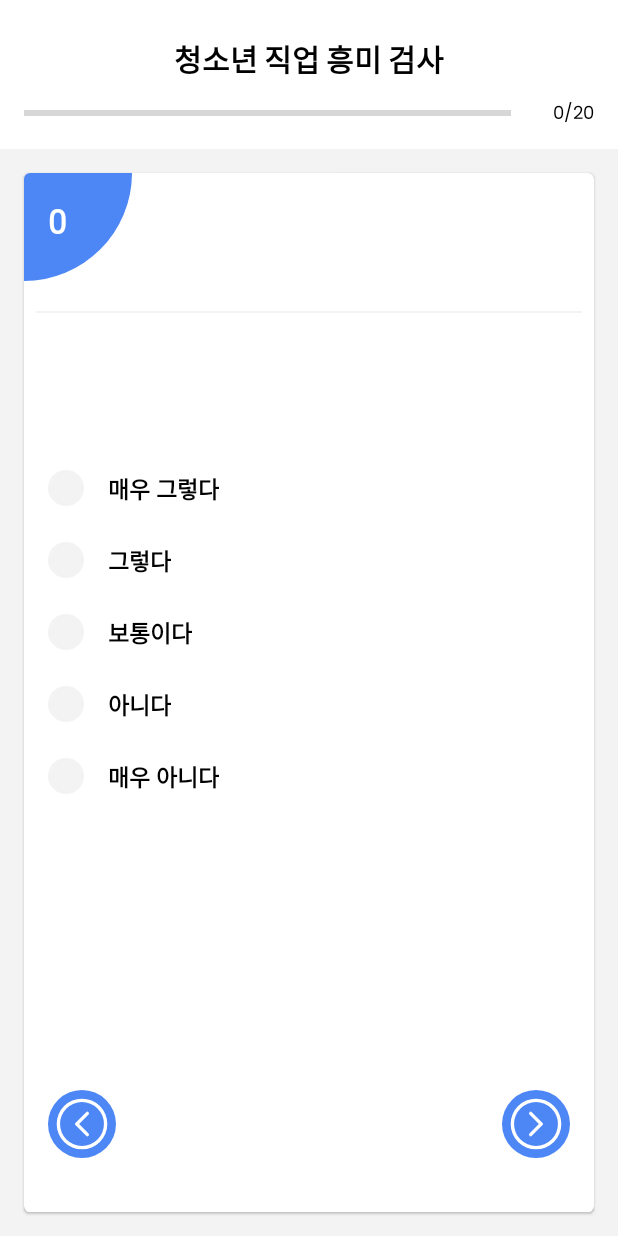
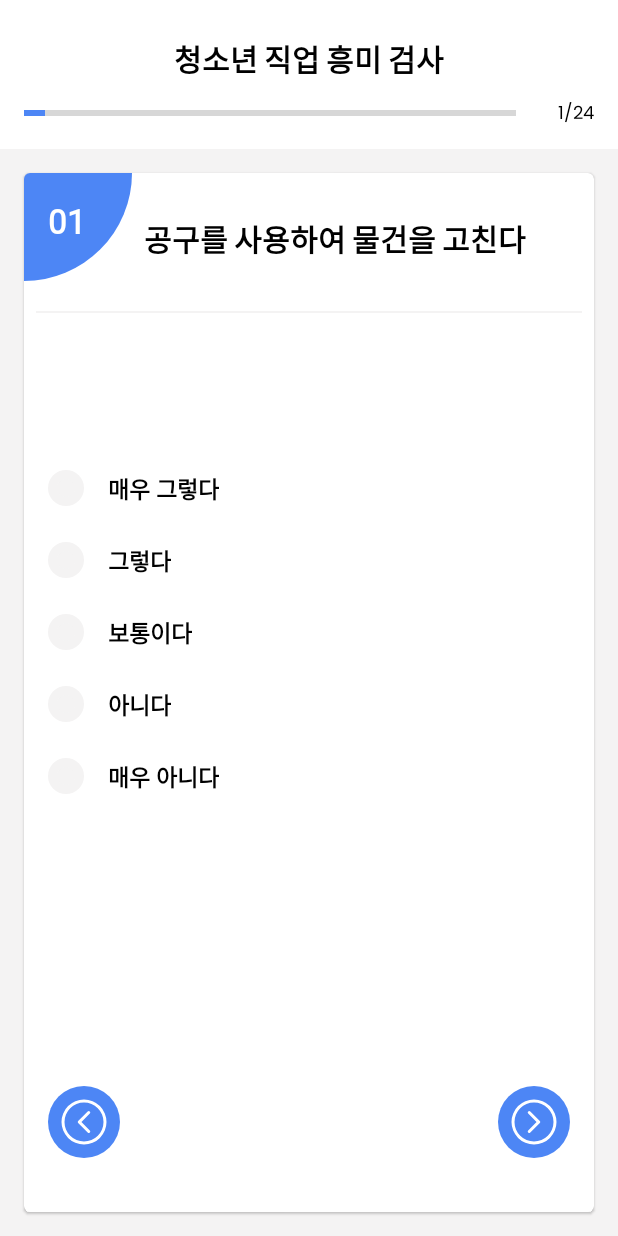
Before and after one commit to kimchuu/Deogeob-ilchi, an Android app: the ExamActivity screen opened directly, with no data from a screen before it, after a tap on "검사 시작하기", on a phone screen of 412 x 824 dp. Run offline under Robolectric (Android 15) with nearby library versions, the phone set to English and light mode, and no system bars; our stand-ins replace RxJava, data binding.

```diff
--- a/app/src/main/java/com/example/deogeobilchi/di/ViewModelModule.kt
+++ b/app/src/main/java/com/example/deogeobilchi/di/ViewModelModule.kt
@@ -1,6 +1,11 @@
 package com.example.deogeobilchi.di
 
+import org.koin.androidx.viewmodel.dsl.viewModel
+import com.example.deogeobilchi.ui.exam.ExamViewModel
 import org.koin.dsl.module
 
 val viewModelModule = module {
+    viewModel {
+        ExamViewModel()
+    }
 }
--- a/app/src/main/java/com/example/deogeobilchi/ui/exam/ExamActivity.kt
+++ b/app/src/main/java/com/example/deogeobilchi/ui/exam/ExamActivity.kt
@@ -1,14 +1,17 @@
 package com.example.deogeobilchi.ui.exam
 
 import android.os.Bundle
+import androidx.lifecycle.Observer
 import com.example.deogeobilchi.R
 import com.example.deogeobilchi.base.BaseActivity
 import com.example.deogeobilchi.databinding.ActivityExamBinding
+import org.koin.androidx.viewmodel.ext.android.viewModel
 
 class ExamActivity : BaseActivity() {
     private val TAG = "TAGexam"
     private val binding by binding<ActivityExamBinding>(R.layout.activity_exam)
     private lateinit var mFragment: ExamFragment
+    private val viewModel: ExamViewModel by viewModel()
 
     override fun onCreate(savedInstanceState: Bundle?) {
         super.onCreate(savedInstanceState)
@@ -19,11 +22,23 @@ class ExamActivity : BaseActivity() {
             btnExamStart.setOnClickListener {
                 isStart = true
 
-                mFragment = ExamFragment()
+                mFragment = ExamFragment(viewModel)
                 supportFragmentManager.beginTransaction()
                     .replace(R.id.exam_frame, mFragment)
                     .commit()
             }
         }
+
+        observeNumber()
+    }
+
+    private fun observeNumber() {
+        viewModel.number.observe(
+            this,
+            Observer {
+                binding.count = it
+                binding.progressBar.progress = it
+            }
+        )
     }
 }
--- a/app/src/main/java/com/example/deogeobilchi/ui/exam/ExamFragment.kt
+++ b/app/src/main/java/com/example/deogeobilchi/ui/exam/ExamFragment.kt
@@ -5,11 +5,15 @@ import android.view.LayoutInflater
 import android.view.View
 import android.view.ViewGroup
 import androidx.fragment.app.Fragment
+import androidx.lifecycle.Observer
 import com.example.deogeobilchi.databinding.FragmentExamBinding
+import org.koin.androidx.viewmodel.ext.android.viewModel
+import java.util.*
 
-class ExamFragment : Fragment() {
+class ExamFragment(viewModel: ExamViewModel) : Fragment() {
     private var _binding: FragmentExamBinding ? = null
     private val binding get() = _binding!!
+    private val viewModel: ExamViewModel = viewModel
 
     override fun onCreateView(
         inflater: LayoutInflater,
@@ -19,4 +23,39 @@ class ExamFragment : Fragment() {
         _binding = FragmentExamBinding.inflate(inflater, container, false)
         return binding.root
     }
+
+    override fun onViewCreated(view: View, savedInstanceState: Bundle?) {
+        super.onViewCreated(view, savedInstanceState)
+
+        observeQuestion()
+        observeNumber()
+
+        binding.apply {
+            backBtn.setOnClickListener {
+                viewModel.prevQuestion()
+            }
+
+            nextBtn.setOnClickListener {
+                viewModel.nextQuestion()
+            }
+        }
+    }
+
+    private fun observeQuestion() {
+        viewModel.question.observe(
+            viewLifecycleOwner,
+            Observer {
+                binding.question = it
+            }
+        )
+    }
+
+    private fun observeNumber() {
+        viewModel.number.observe(
+            viewLifecycleOwner,
+            Observer {
+                binding.number = String.format("%02d", it)
+            }
+        )
+    }
 }
--- /dev/null
+++ b/app/src/main/java/com/example/deogeobilchi/ui/exam/ExamViewModel.kt
@@ -0,0 +1,80 @@
+package com.example.deogeobilchi.ui.exam
+
+import android.util.Log
+import androidx.lifecycle.MutableLiveData
+import com.example.deogeobilchi.base.BaseViewModel
+
+class ExamViewModel : BaseViewModel() {
+    private val TAG = "TAGexam"
+    var number = MutableLiveData(1)
+    var question = MutableLiveData("")
+    var questionList = mutableListOf<String>()
+    var questionR = mutableListOf<String>() // 현실형
+    var questionI = mutableListOf<String>() // 탐구형
+    var questionA = mutableListOf<String>() // 예술형
+    var questionS = mutableListOf<String>() // 사회형
+    var questionE = mutableListOf<String>() // 진취형
+    var questionC = mutableListOf<String>() // 관습형
+
+    init {
+        setQuestion()
+        makeQuestionList()
+        question.value = questionList[number.value!! - 1]
+        Log.d(TAG, "question : ${question.value}")
+    }
+
+    fun nextQuestion() {
+        number.value = number.value?.plus(1)
+        question.value = questionList[number.value!! - 1]
+    }
+
+    fun prevQuestion() {
+        if (number.value!! >= 2) {
+            number.value = number.value?.minus(1)
+            question.value = questionList[number.value!! - 1]
+        }
+    }
+
+    private fun makeQuestionList() {
+        for (i in 0..3) {
+            questionList.add(questionR[i])
+            questionList.add(questionI[i])
+            questionList.add(questionA[i])
+            questionList.add(questionS[i])
+            questionList.add(questionE[i])
+            questionList.add(questionC[i])
+        }
+    }
+
+    private fun setQuestion() {
+        questionR.add("공구를 사용하여 물건을 고친다")
+        questionR.add("화초나 식물을 재배한다")
+        questionR.add("기계 장치를 조작한다")
+        questionR.add("범죄자를 추척한다")
+
+        questionI.add("실업률 증가 원인에 대해 연구한다")
+        questionI.add("물체의 운동법칙을 설명한다")
+        questionI.add("경제성장요인의 관계를 분석한다")
+        questionI.add("수학의 원리를 탐구한다")
+
+        questionA.add("창작활동을 한다")
+        questionA.add("감정을 글로 표현한다")
+        questionA.add("시를 감상한다")
+        questionA.add("무대에서 공연을 한다")
+
+        questionS.add("사회적으로 소외된 사람들을 도와준다")
+        questionS.add("성인이나 아동을 교육 시킨다")
+        questionS.add("아픈 사람을 정성껏 간호한다")
+        questionS.add("사람의 기분을 잘 맞춘다")
+
+        questionE.add("학교, 학급 및 클럽 등의 대표가 된다")
+        questionE.add("학급을 대표하여 학생들의 의견을 잘 전달한다")
+        questionE.add("소품이나 운동회 때 친구들을 잘 통솔 한다")
+        questionE.add("사람들을 설득해서 물건을 사도록한다")
+
+        questionC.add("용돈이 들어오고 나가는 것을 꼼꼼히 기록한다")
+        questionC.add("물건의 가격과 영수증 금액을 일일이 대조한다")
+        questionC.add("서류를 분류하고 정리한다")
+        questionC.add("학급비 지출내용을 잘 정리한다")
+    }
+}
--- a/app/src/main/res/layout/activity_exam.xml
+++ b/app/src/main/res/layout/activity_exam.xml
@@ -53,6 +53,7 @@
                 android:visibility="@{isStart ? View.VISIBLE : View. GONE}"
                 >
                 <ProgressBar
+                    android:id="@+id/progress_bar"
                     android:layout_width="0dp"
                     android:layout_height="wrap_content"
                     style="@style/Widget.AppCompat.ProgressBar.Horizontal"
@@ -61,6 +62,7 @@
                     app:layout_constraintBottom_toBottomOf="@id/progress_text"
                     app:layout_constraintEnd_toStartOf="@id/progress_text"
                     android:layout_marginRight="28dp"
+                    android:max="24"
                     />
                 <LinearLayout
                     android:id="@+id/progress_text"
@@ -81,7 +83,7 @@
                         android:layout_width="wrap_content"
                         android:layout_height="wrap_content"
                         style="@style/Poppins.TextStyle"
-                        android:text="/20"
+                        android:text="/24"
                         />
                 </LinearLayout>
             </androidx.constraintlayout.widget.ConstraintLayout>
--- a/app/src/main/res/layout/fragment_exam.xml
+++ b/app/src/main/res/layout/fragment_exam.xml
@@ -5,10 +5,11 @@
     <data>
         <variable
             name="number"
-            type="int" />
+            type="String" />
         <variable
             name="question"
             type="String" />
+
     </data>
 
     <com.google.android.material.card.MaterialCardView
@@ -30,6 +31,7 @@
                 app:layout_constraintTop_toTopOf="parent"
                 >
                 <ImageView
+                    android:id="@+id/iv_number"
                     android:layout_width="72dp"
                     android:layout_height="72dp"
                     android:src="@drawable/ic_square_circle"
@@ -53,18 +55,21 @@
                     />
                 <TextView
                     android:id="@+id/tv_question_title"
-                    android:layout_width="wrap_content"
+                    android:layout_width="0dp"
                     android:layout_height="wrap_content"
                     android:text="@{question}"
                     style="@style/Poppins.TitleStyle"
-                    app:layout_constraintStart_toEndOf="@id/tv_question_number"
+                    app:layout_constraintStart_toEndOf="@id/iv_number"
                     app:layout_constraintEnd_toEndOf="parent"
                     app:layout_constraintTop_toTopOf="parent"
                     app:layout_constraintBottom_toBottomOf="parent"
+                    app:layout_constraintVertical_bias="0.7"
+                    android:layout_marginHorizontal="8dp"
                     />
             </androidx.constraintlayout.widget.ConstraintLayout>
 
             <View
+                android:id="@+id/bar_line"
                 android:layout_width="match_parent"
                 android:layout_height="1dp"
                 android:background="@color/GrayBackground"
@@ -144,8 +149,8 @@
 
             <RelativeLayout
                 android:id="@+id/back_btn"
-                android:layout_width="45dp"
-                android:layout_height="45dp"
+                android:layout_width="48dp"
+                android:layout_height="48dp"
                 android:background="@drawable/background_circle_primary"
                 app:layout_constraintStart_toStartOf="parent"
                 app:layout_constraintBottom_toBottomOf="parent"
@@ -153,8 +158,8 @@
                 android:layout_marginBottom="36dp"
                 >
                 <ImageView
-                    android:layout_width="36dp"
-                    android:layout_height="36dp"
+                    android:layout_width="32dp"
+                    android:layout_height="32dp"
                     android:src="@drawable/ic_arrow_back"
                     android:layout_centerInParent="true"
                     />
@@ -162,8 +167,8 @@
 
             <RelativeLayout
                 android:id="@+id/next_btn"
-                android:layout_width="45dp"
-                android:layout_height="45dp"
+                android:layout_width="48dp"
+                android:layout_height="48dp"
                 android:background="@drawable/background_circle_primary"
                 app:layout_constraintEnd_toEndOf="parent"
                 app:layout_constraintBottom_toBottomOf="parent"
@@ -171,8 +176,8 @@
                 android:layout_marginBottom="36dp"
                 >
                 <ImageView
-                    android:layout_width="36dp"
-                    android:layout_height="36dp"
+                    android:layout_width="32dp"
+                    android:layout_height="32dp"
                     android:src="@drawable/ic_arrow_next"
                     android:layout_centerInParent="true"
                     />
```
